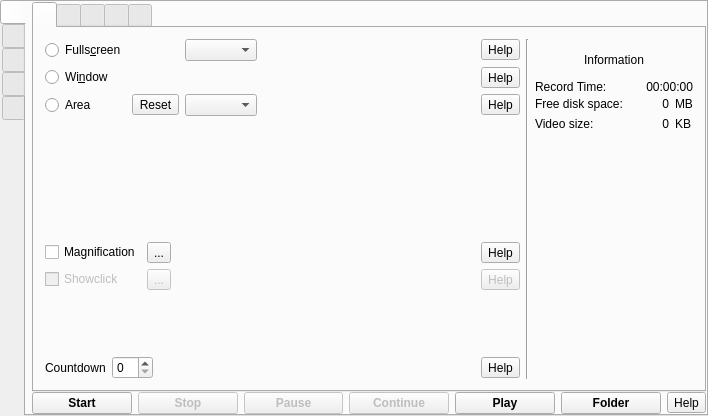
vkohaupt/vokoscreenNG, file src/formMainWindow.ui: the form before one commit.
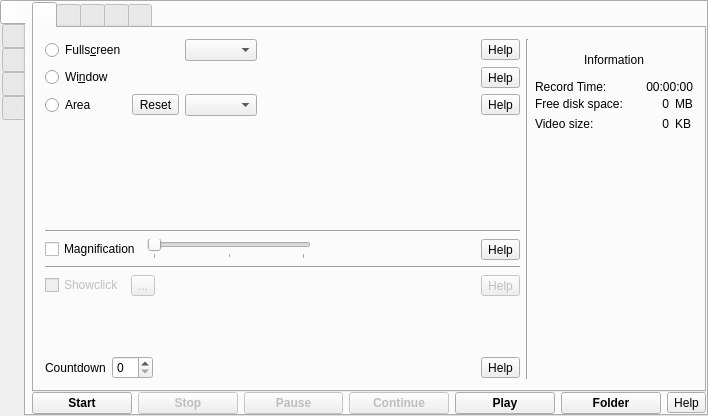
The form after the commit. Icons and pictures are not drawn.

Diff of the .ui file:
```diff
--- a/src/formMainWindow.ui
+++ b/src/formMainWindow.ui
@@ -220,29 +220,72 @@
                </spacer>
               </item>
               <item>
-               <layout class="QGridLayout" name="gridLayout_7">
-                <item row="0" column="3">
-                 <widget class="QToolButton" name="help_screencast_magnifier">
-                  <property name="text">
-                   <string notr="true">Help</string>
-                  </property>
-                 </widget>
-                </item>
-                <item row="0" column="0">
+               <widget class="Line" name="line_7">
+                <property name="orientation">
+                 <enum>Qt::Horizontal</enum>
+                </property>
+               </widget>
+              </item>
+              <item>
+               <layout class="QHBoxLayout" name="horizontalLayout_8">
+                <item>
                  <widget class="QCheckBox" name="checkBoxMagnifier">
                   <property name="text">
                    <string>Magnification</string>
                   </property>
                  </widget>
                 </item>
-                <item row="0" column="1">
-                 <widget class="QToolButton" name="toolButtonDialogMagnifier">
+                <item>
+                 <widget class="QSlider" name="sliderMagnification">
+                  <property name="minimum">
+                   <number>1</number>
+                  </property>
+                  <property name="maximum">
+                   <number>3</number>
+                  </property>
+                  <property name="orientation">
+                   <enum>Qt::Horizontal</enum>
+                  </property>
+                  <property name="tickPosition">
+                   <enum>QSlider::TicksBelow</enum>
+                  </property>
+                  <property name="tickInterval">
+                   <number>1</number>
+                  </property>
+                 </widget>
+                </item>
+                <item>
+                 <spacer name="horizontalSpacer_15">
+                  <property name="orientation">
+                   <enum>Qt::Horizontal</enum>
+                  </property>
+                  <property name="sizeHint" stdset="0">
+                   <size>
+                    <width>40</width>
+                    <height>20</height>
+                   </size>
+                  </property>
+                 </spacer>
+                </item>
+                <item>
+                 <widget class="QToolButton" name="help_screencast_magnifier">
                   <property name="text">
-                   <string notr="true">...</string>
+                   <string notr="true">Help</string>
                   </property>
                  </widget>
                 </item>
-                <item row="1" column="3">
+               </layout>
+              </item>
+              <item>
+               <widget class="Line" name="line_10">
+                <property name="orientation">
+                 <enum>Qt::Horizontal</enum>
+                </property>
+               </widget>
+              </item>
+              <item>
+               <layout class="QGridLayout" name="gridLayout_7">
+                <item row="0" column="5">
                  <widget class="QToolButton" name="help_screencast_showclick">
                   <property name="enabled">
                    <bool>false</bool>
@@ -252,7 +295,7 @@
                   </property>
                  </widget>
                 </item>
-                <item row="1" column="0">
+                <item row="0" column="0">
                  <widget class="QCheckBox" name="checkBoxShowClick">
                   <property name="enabled">
                    <bool>false</bool>
@@ -262,7 +305,7 @@
                   </property>
                  </widget>
                 </item>
-                <item row="1" column="1">
+                <item row="0" column="2">
                  <widget class="QToolButton" name="toolButtonShowKlick">
                   <property name="enabled">
                    <bool>false</bool>
@@ -272,8 +315,8 @@
                   </property>
                  </widget>
                 </item>
-                <item row="0" column="2">
-                 <spacer name="horizontalSpacer_20">
+                <item row="0" column="3">
+                 <spacer name="horizontalSpacer_17">
                   <property name="orientation">
                    <enum>Qt::Horizontal</enum>
                   </property>
```
Left out of the diff: 4 changed lines with no effect on the pictures.
